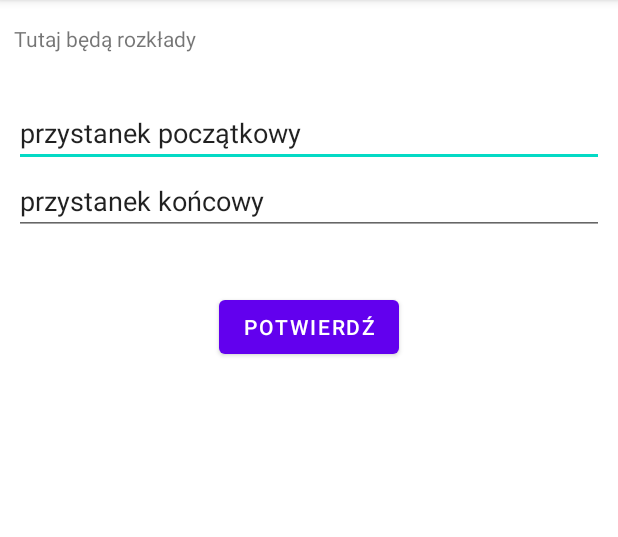
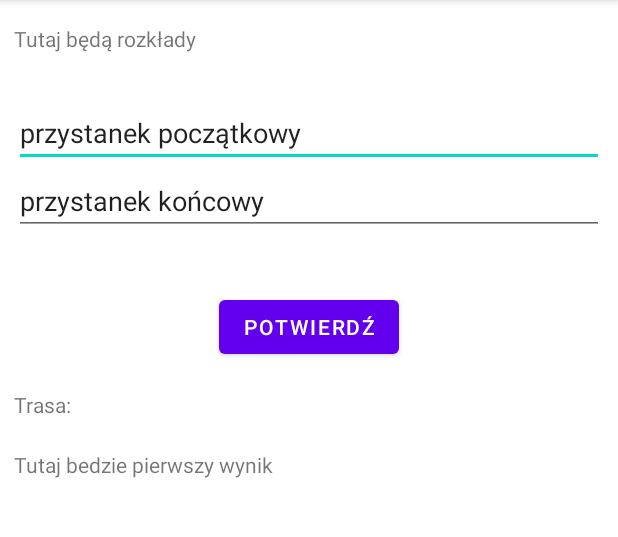
Before and after one commit to Arkadiusz-K/jakDojadeCypr, an Android app: the fragment GalleryFragment shown on its own in the app's theme, after a tap on "POTWIERDŹ", on a phone screen of 412 x 824 dp, the part 84-621 px from its top. Run offline under Robolectric (Android 15) with nearby library versions, the phone set to English and light mode, and no system bars; our stand-ins replace Firebase (no records; nobody signed in at launch, a user with empty details on screens opened directly); libraries missing offline, so code that uses them is left out: com.squareup.okhttp.

```diff
--- a/app/src/main/java/com/example/cyprjakdojade/ui/gallery/GalleryFragment.java
+++ b/app/src/main/java/com/example/cyprjakdojade/ui/gallery/GalleryFragment.java
@@ -52,15 +52,21 @@ public class GalleryFragment extends Fragment {
             public void onClick(View v) {
                 String przystanekPoczatkowy = trasaPrzystanekPoczatkowy.getText().toString();
                 String przystanekKoncowy = trasaPrzystanekKoncowy.getText().toString();
+                // tutaj walidacja przystankow
+                listaPrzystankow.add(przystanekPoczatkowy);
                 DatabaseReference ref = database.getReference("trasa").child(przystanekPoczatkowy);
                 final DatabaseReference[] ref2 = {database.getReference("trasa").child(przystanekPoczatkowy)};
                 ValueEventListener valueEventListener = new ValueEventListener() {
 
                     @Override
                     public void onDataChange(@NonNull DataSnapshot snapshot) {
-                        System.out.println("jestem w onDataCgange: "+ref.getKey());
-                        System.out.println("@@@@@@@@@@@@@@ ilosc dzieci: "+snapshot.getChildrenCount());
-                        RouteFunctions.search(przystanekKoncowy,snapshot);
+                        RouteFunctions.search(przystanekKoncowy,snapshot,listaPrzystankow);
+                        int i=0;
+                        System.out.println("-------TRASA---------");
+                        for(String s : listaPrzystankow){
+                            System.out.println("nr na trasie: "+i+", nazwa: "+s);
+                            i++;
+                        }
                     }
 
                     @Override
@@ -69,6 +75,8 @@ public class GalleryFragment extends Fragment {
                     }
                 };
                 ref.addListenerForSingleValueEvent(valueEventListener);
+                TextView wynik1 = root.findViewById(R.id.trasaWynik1);
+                wynik1.setText("Tutaj bedzie pierwszy wynik");
             }
             });
 
--- a/app/src/main/java/com/example/cyprjakdojade/ui/gallery/RouteFunctions.java
+++ b/app/src/main/java/com/example/cyprjakdojade/ui/gallery/RouteFunctions.java
@@ -4,19 +4,23 @@ import com.google.firebase.database.DataSnapshot;
 import com.google.firebase.database.DatabaseReference;
 import com.squareup.okhttp.Route;
 
+import java.util.ArrayList;
+
 public class RouteFunctions {
-    static void search(String szukany, DataSnapshot snapshot) {
+    static ArrayList<String> przystankiPomocnicza = new ArrayList<String>();
+    static void search(String szukany, DataSnapshot snapshot, ArrayList<String> przystanki) {
         System.out.println("----------- poczatek search ----------");
         System.out.println("snaphot -> " + snapshot.getValue());
         for (DataSnapshot ds : snapshot.getChildren()) {
             System.out.println("snapshot: " + ds);
+            przystankiPomocnicza.add(ds.getKey());
             if (ds.getValue().toString().equals(szukany) || ds.getKey().equals(szukany)) {
                 System.out.println("$$$$$$$$$$$$$$$$$$$$$ odp koncowy: " + szukany);
+                przystanki.addAll(przystankiPomocnicza);
             } else {
-               search(szukany,ds);
+               search(szukany,ds,przystanki);
             }
         }
         System.out.println("-----------koniec search -------------");
     }
-
 }
--- a/app/src/main/res/layout/fragment_gallery.xml
+++ b/app/src/main/res/layout/fragment_gallery.xml
@@ -67,6 +67,43 @@
         app:layout_constraintBottom_toBottomOf="parent"
         app:layout_constraintEnd_toEndOf="parent"
         app:layout_constraintStart_toStartOf="parent"
-        app:layout_constraintTop_toBottomOf="@+id/buttonTrasa"></LinearLayout>
+        app:layout_constraintTop_toBottomOf="@+id/buttonTrasa">
+
+        <TextView
+            android:id="@+id/trasaWyniki"
+            android:layout_width="match_parent"
+            android:layout_height="40dp"
+            android:text="Trasa:" />
+
+        <TextView
+            android:id="@+id/trasaWynik1"
+            android:layout_width="match_parent"
+            android:layout_height="wrap_content"
+            android:height="40dp" />
+
+        <TextView
+            android:id="@+id/trasaWynik2"
+            android:layout_width="match_parent"
+            android:layout_height="wrap_content"
+            android:height="40dp" />
+
+        <TextView
+            android:id="@+id/trasaWynik3"
+            android:layout_width="match_parent"
+            android:layout_height="wrap_content"
+            android:height="40dp" />
+
+        <TextView
+            android:id="@+id/trasaWynik4"
+            android:layout_width="match_parent"
+            android:layout_height="wrap_content"
+            android:height="40dp" />
+
+        <TextView
+            android:id="@+id/trasaWynik5"
+            android:layout_width="match_parent"
+            android:layout_height="wrap_content"
+            android:height="40dp" />
+    </LinearLayout>
 
 </androidx.constraintlayout.widget.ConstraintLayout>
```
